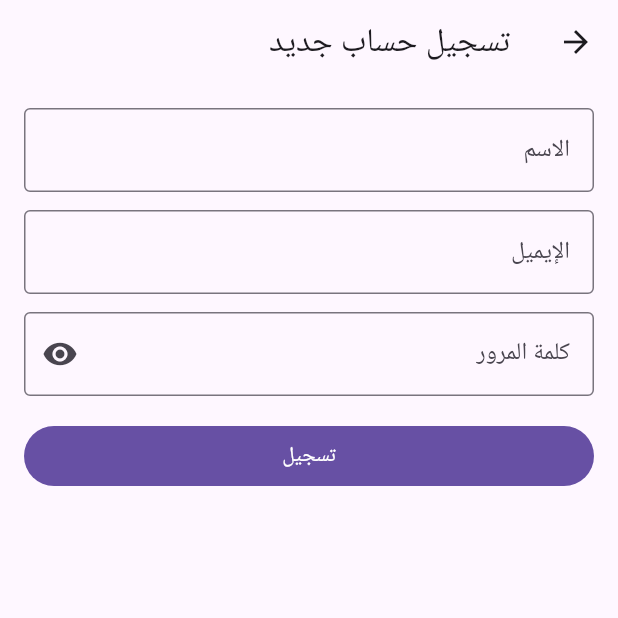
After one commit to ysaleem9/jam3eya, a Flutter app: the screen it shows after launch, after a tap on "ما عندك حساب؟ سجّل الآن", on a phone screen of 412 x 824 dp, the top half of it. The commit adds this screen. Run offline on Flutter 3.47's test engine with Material 3 defaults, Android fonts, the phone set to English and light mode, and no system bars; our stand-ins replace cloud_firestore, firebase_auth, firebase_core, share_plus; accounts and stored records are empty.

Commit message:
add login ,reject button and some fixes

```diff
--- /dev/null
+++ b/lib/LoginScreen.dart
@@ -0,0 +1,110 @@
+import 'package:flutter/material.dart';
+import 'package:firebase_auth/firebase_auth.dart';
+import 'package:jam3eya/RegisterScreen.dart';
+
+class LoginScreen extends StatefulWidget {
+  const LoginScreen({super.key});
+
+  @override
+  State<LoginScreen> createState() => _LoginScreenState();
+}
+
+class _LoginScreenState extends State<LoginScreen> {
+  final _emailCtrl = TextEditingController();
+  final _passCtrl = TextEditingController();
+  bool _loading = false;
+  bool _obscure = true;
+
+  @override
+  void dispose() {
+    _emailCtrl.dispose();
+    _passCtrl.dispose();
+    super.dispose();
+  }
+
+  Future<void> _login() async {
+    final email = _emailCtrl.text.trim();
+    final pass = _passCtrl.text.trim();
+    if (email.isEmpty || pass.isEmpty) return;
+
+    setState(() => _loading = true);
+
+    try {
+      await FirebaseAuth.instance.signInWithEmailAndPassword(
+        email: email,
+        password: pass,
+      );
+      // AuthGate رح يوديك للـHome تلقائي
+    } on FirebaseAuthException catch (e) {
+      ScaffoldMessenger.of(
+        context,
+      ).showSnackBar(SnackBar(content: Text('Login error: ${e.code}')));
+    } finally {
+      if (mounted) setState(() => _loading = false);
+    }
+  }
+
+  @override
+  Widget build(BuildContext context) {
+    return Directionality(
+      textDirection: TextDirection.rtl,
+      child: Scaffold(
+        appBar: AppBar(title: const Text('تسجيل الدخول')),
+        body: Padding(
+          padding: const EdgeInsets.all(16),
+          child: Column(
+            children: [
+              TextField(
+                controller: _emailCtrl,
+                keyboardType: TextInputType.emailAddress,
+                decoration: const InputDecoration(
+                  labelText: 'الإيميل',
+                  border: OutlineInputBorder(),
+                ),
+              ),
+              const SizedBox(height: 12),
+              TextField(
+                controller: _passCtrl,
+                obscureText: _obscure,
+                decoration: InputDecoration(
+                  labelText: 'كلمة المرور',
+                  border: const OutlineInputBorder(),
+                  suffixIcon: IconButton(
+                    onPressed: () => setState(() => _obscure = !_obscure),
+                    icon: Icon(
+                      _obscure ? Icons.visibility : Icons.visibility_off,
+                    ),
+                  ),
+                ),
+              ),
+              const SizedBox(height: 16),
+              SizedBox(
+                width: double.infinity,
+                child: FilledButton(
+                  onPressed: _loading ? null : _login,
+                  child: _loading
+                      ? const SizedBox(
+                          height: 18,
+                          width: 18,
+                          child: CircularProgressIndicator(strokeWidth: 2),
+                        )
+                      : const Text('دخول'),
+                ),
+              ),
+              const SizedBox(height: 12),
+              TextButton(
+                onPressed: () {
+                  Navigator.push(
+                    context,
+                    MaterialPageRoute(builder: (_) => const RegisterScreen()),
+                  );
+                },
+                child: const Text('ما عندك حساب؟ سجّل الآن'),
+              ),
+            ],
+          ),
+        ),
+      ),
+    );
+  }
+}
--- /dev/null
+++ b/lib/RegisterScreen.dart
@@ -0,0 +1,133 @@
+import 'package:cloud_firestore/cloud_firestore.dart';
+import 'package:firebase_auth/firebase_auth.dart';
+import 'package:flutter/material.dart';
+
+class RegisterScreen extends StatefulWidget {
+  const RegisterScreen({super.key});
+
+  @override
+  State<RegisterScreen> createState() => _RegisterScreenState();
+}
+
+class _RegisterScreenState extends State<RegisterScreen> {
+  final _nameCtrl = TextEditingController();
+  final _emailCtrl = TextEditingController();
+  final _passCtrl = TextEditingController();
+  bool _loading = false;
+  bool _obscure = true;
+
+  @override
+  void dispose() {
+    _nameCtrl.dispose();
+    _emailCtrl.dispose();
+    _passCtrl.dispose();
+    super.dispose();
+  }
+
+  Future<void> _register() async {
+    final name = _nameCtrl.text.trim();
+    final email = _emailCtrl.text.trim();
+    final pass = _passCtrl.text.trim();
+
+    if (name.isEmpty || email.isEmpty || pass.length < 6) {
+      ScaffoldMessenger.of(context).showSnackBar(
+        const SnackBar(
+          content: Text('تأكد من الاسم/الإيميل وكلمة المرور (6 أحرف+)'),
+        ),
+      );
+      return;
+    }
+
+    setState(() => _loading = true);
+
+    try {
+      final cred = await FirebaseAuth.instance.createUserWithEmailAndPassword(
+        email: email,
+        password: pass,
+      );
+
+      await cred.user?.updateDisplayName(name);
+
+      final uid = cred.user!.uid;
+      await FirebaseFirestore.instance.collection('users').doc(uid).set({
+        'displayName': name,
+        'email': email,
+        'createdAt': FieldValue.serverTimestamp(),
+      }, SetOptions(merge: true));
+
+      if (mounted) {
+        Navigator.pop(
+          context,
+        ); // يرجع لصفحة الدخول (أو يترك AuthGate يوديه للـHome)
+      }
+    } on FirebaseAuthException catch (e) {
+      ScaffoldMessenger.of(
+        context,
+      ).showSnackBar(SnackBar(content: Text('Register error: ${e.code}')));
+    } finally {
+      if (mounted) setState(() => _loading = false);
+    }
+  }
+
+  @override
+  Widget build(BuildContext context) {
+    return Directionality(
+      textDirection: TextDirection.rtl,
+      child: Scaffold(
+        appBar: AppBar(title: const Text('تسجيل حساب جديد')),
+        body: Padding(
+          padding: const EdgeInsets.all(16),
+          child: Column(
+            children: [
+              TextField(
+                controller: _nameCtrl,
+                decoration: const InputDecoration(
+                  labelText: 'الاسم',
+                  border: OutlineInputBorder(),
+                ),
+              ),
+              const SizedBox(height: 12),
+              TextField(
+                controller: _emailCtrl,
+                keyboardType: TextInputType.emailAddress,
+                decoration: const InputDecoration(
+                  labelText: 'الإيميل',
+                  border: OutlineInputBorder(),
+                ),
+              ),
+              const SizedBox(height: 12),
+              TextField(
+                controller: _passCtrl,
+                obscureText: _obscure,
+                decoration: InputDecoration(
+                  labelText: 'كلمة المرور',
+                  border: const OutlineInputBorder(),
+                  suffixIcon: IconButton(
+                    onPressed: () => setState(() => _obscure = !_obscure),
+                    icon: Icon(
+                      _obscure ? Icons.visibility : Icons.visibility_off,
+                    ),
+                  ),
+                ),
+              ),
+              const SizedBox(height: 16),
+              SizedBox(
+                width: double.infinity,
+                child: FilledButton(
+                  onPressed: _loading ? null : _register,
+                  child: _loading
+                      ? const SizedBox(
+                          height: 18,
+                          width: 18,
+                          child: CircularProgressIndicator(strokeWidth: 2),
+                        )
+                      : const Text('تسجيل'),
+                ),
+              ),
+            ],
+          ),
+        ),
+      ),
+    );
+  }
+}
```
Also changed, not shown: lib/main.dart (+112 -67 lines), 1 other file.
